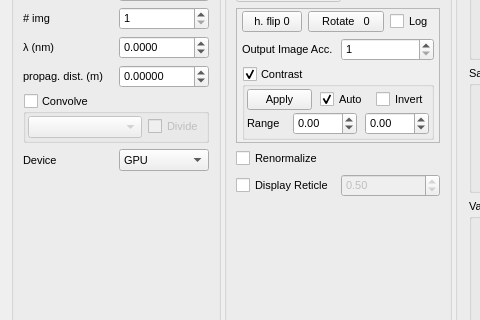
Above: Holovibes/mainwindow.ui from DigitalHolography/Holovibes before the change; both pictures show x 0 to 480 and y 259 to 579 of the 1210 by 798 pixel window. Below: the same form after it.
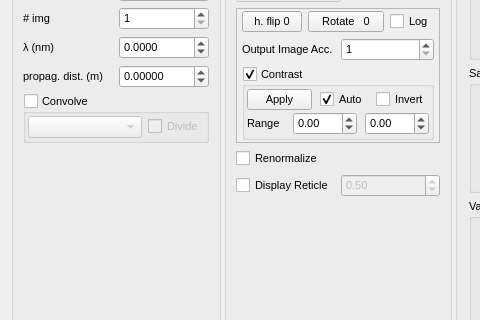
That is the form after the change. Custom widgets are drawn as their Qt base class.

Diff of the .ui file:
```diff
--- a/Holovibes/mainwindow.ui
+++ b/Holovibes/mainwindow.ui
@@ -596,46 +596,6 @@
            </layout>
           </widget>
          </item>
-         <item>
-          <layout class="QHBoxLayout" name="ImageDeviceLayout">
-           <item>
-            <widget class="QLabel" name="ImageDeviceLabel">
-             <property name="text">
-              <string>Device</string>
-             </property>
-             <property name="alignment">
-              <set>Qt::AlignLeading|Qt::AlignLeft|Qt::AlignVCenter</set>
-             </property>
-            </widget>
-           </item>
-           <item>
-            <widget class="QComboBox" name="ImageDeviceComboBox">
-             <property name="enabled">
-              <bool>true</bool>
-             </property>
-             <property name="sizePolicy">
-              <sizepolicy hsizetype="Ignored" vsizetype="Fixed">
-               <horstretch>0</horstretch>
-               <verstretch>0</verstretch>
-              </sizepolicy>
-             </property>
-             <!-- <property name="currentText">
-                <string>GPU</string>
-            </property> -->
-             <item>
-              <property name="text">
-               <string>GPU</string>
-              </property>
-             </item>
-             <item>
-              <property name="text">
-               <string>CPU</string>
-              </property>
-             </item>
-            </widget>
-           </item>
-          </layout>
-         </item>
          <item>
           <spacer name="verticalSpacer_5">
            <property name="orientation">
```
Left out of the diff: 7 changed lines with no effect on the pictures.
